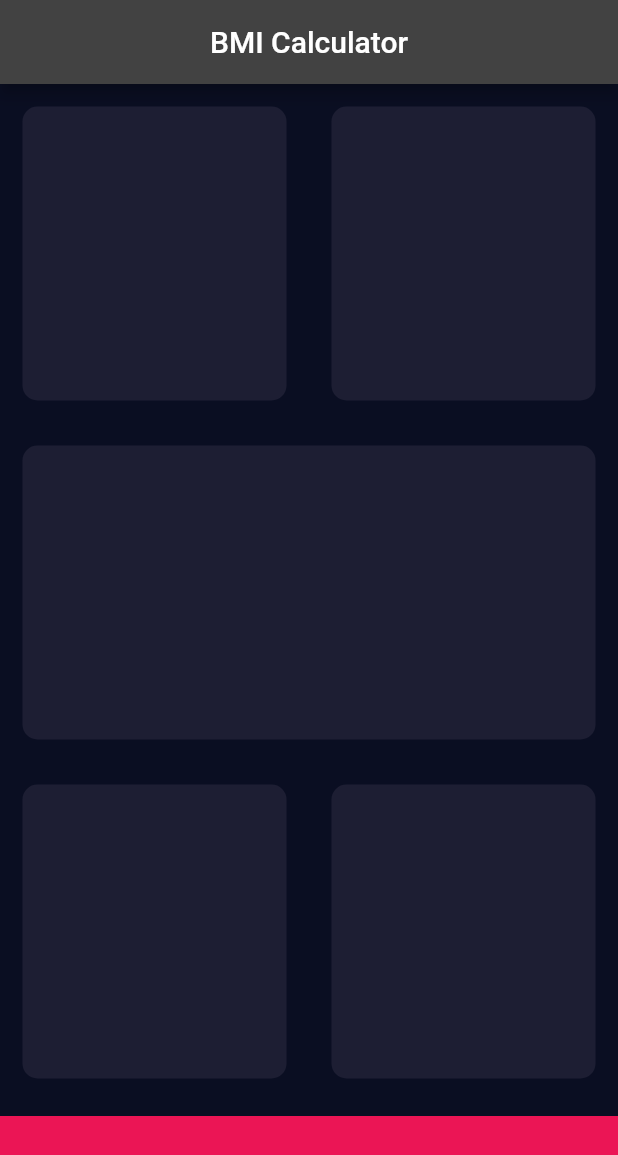
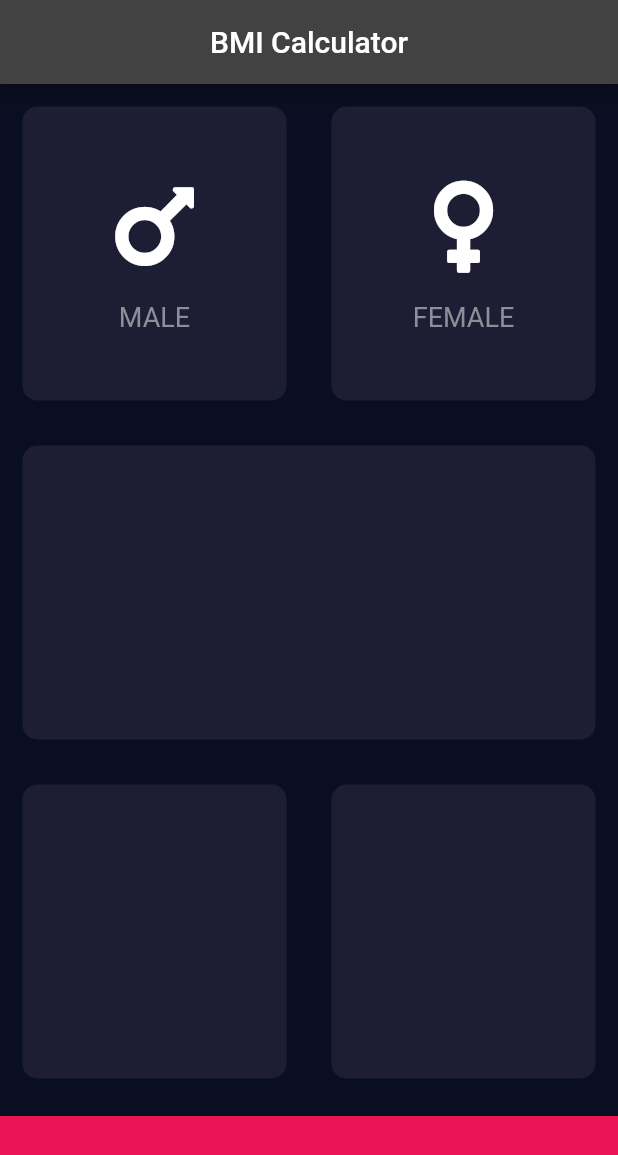
Before and after one commit to aulyanrahman/bmi_calculator_praktikum, a Flutter app: the screen it shows after launch, on a phone screen of 412 x 824 dp. Shown: the top 1155 px of the screen. Run offline on Flutter 3.47's test engine with Material 2 defaults, Android fonts, the phone set to English and light mode, and no system bars; our stand-ins replace font_awesome_flutter.

Commit message:
separating class to different file

```diff
--- /dev/null
+++ b/lib/icon_content.dart
@@ -0,0 +1,34 @@
+import 'package:flutter/material.dart';
+
+class IconContent extends StatelessWidget {
+  const IconContent({
+    Key? key,
+    required this.icon,
+    required this.label,
+  }) : super(key: key);
+
+  final IconData icon;
+  final String label;
+
+  @override
+  Widget build(BuildContext context) {
+    return Column(
+      mainAxisAlignment: MainAxisAlignment.center,
+      children: [
+        Icon(
+          icon,
+          size: 70.0,
+        ),
+        SizedBox(
+          height: 15.0,
+        ),
+        Text(
+          label, style: TextStyle(
+            fontSize: 18.0,
+            color: Color(0xFF8D8E98)
+          ),
+        )
+      ],
+    );
+  }
+}
--- a/lib/input_page.dart
+++ b/lib/input_page.dart
@@ -1,5 +1,7 @@
 import 'package:flutter/material.dart';
 import 'package:font_awesome_flutter/font_awesome_flutter.dart';
+import 'icon_content.dart';
+import 'reusable_card.dart';
 
 const bottomContainerHeight = 80.0;
 const activeCardColour      = Color(0xFF1D1E33);
@@ -30,6 +32,10 @@ class _InputPageState extends State<InputPage> {
                   colour: activeCardColour,
                   height: 200.0,
                   width: 179.0,
+                  cardChild: IconContent(
+                    icon: FontAwesomeIcons.mars,
+                    label: 'MALE',
+                  ),
                 ),
               ),
               Expanded(
@@ -37,6 +43,10 @@ class _InputPageState extends State<InputPage> {
                   colour: activeCardColour,
                   height: 200.0,
                   width: 179.0,
+                  cardChild: IconContent(
+                    icon: FontAwesomeIcons.venus,
+                    label: 'FEMALE',
+                  ),
                 ),
               ),
             ],
@@ -80,25 +90,3 @@ class _InputPageState extends State<InputPage> {
     );
   }
 }
-
-class ReusableCard extends StatelessWidget {
-  ReusableCard({required this.colour, required this.height, required this.width, this.cardChild});
-
-  final Color colour;
-  final Widget? cardChild;
-  double height, width;
-
-  @override
-  Widget build(BuildContext context) {
-    return Container(
-      child: cardChild,
-      margin: EdgeInsets.all(15.0),
-      decoration: BoxDecoration(
-        color: colour,
-        borderRadius: BorderRadius.circular(10.0),
-      ),
-      height: height,
-      width: width,
-    );
-  }
-}
--- /dev/null
+++ b/lib/reusable_card.dart
@@ -0,0 +1,23 @@
+import 'package:flutter/material.dart';
+
+class ReusableCard extends StatelessWidget {
+  ReusableCard({required this.colour, required this.height, required this.width, this.cardChild});
+
+  final Color colour;
+  final Widget? cardChild;
+  double height, width;
+
+  @override
+  Widget build(BuildContext context) {
+    return Container(
+      child: cardChild,
+      margin: EdgeInsets.all(15.0),
+      decoration: BoxDecoration(
+        color: colour,
+        borderRadius: BorderRadius.circular(10.0),
+      ),
+      height: height,
+      width: width,
+    );
+  }
+}
```
Lines whose indentation alone changed are shown as unchanged.
